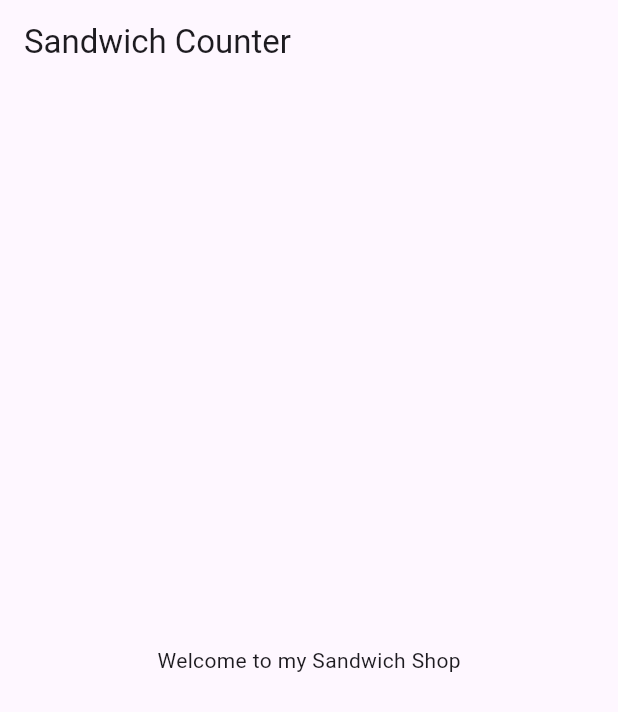
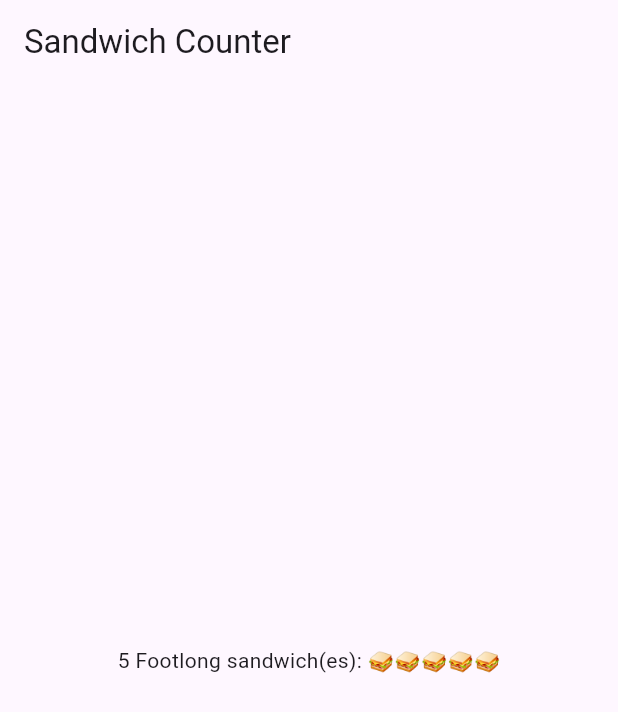
Before and after one commit to badideainc/flutter_application_2, a Flutter app: the screen it shows after launch, on a phone screen of 412 x 824 dp. Shown: the top 712 px of the screen. Run offline on Flutter 3.47's test engine with Material 3 defaults, Android fonts, the phone set to English and light mode, and no system bars.

Commit message:
Implemented OrderItemDisplay in App

```diff
--- a/lib/main.dart
+++ b/lib/main.dart
@@ -14,7 +14,7 @@ class App extends StatelessWidget {
       title: 'Sandwich Shop App',
       home: Scaffold(
         appBar: AppBar(title: const Text('Sandwich Counter')),
-        body: const Center(child: Text('Welcome to my Sandwich Shop')),
+        body: const Center(child: OrderItemDisplay(5, 'Footlong')),
       ),
     );
   }
```
